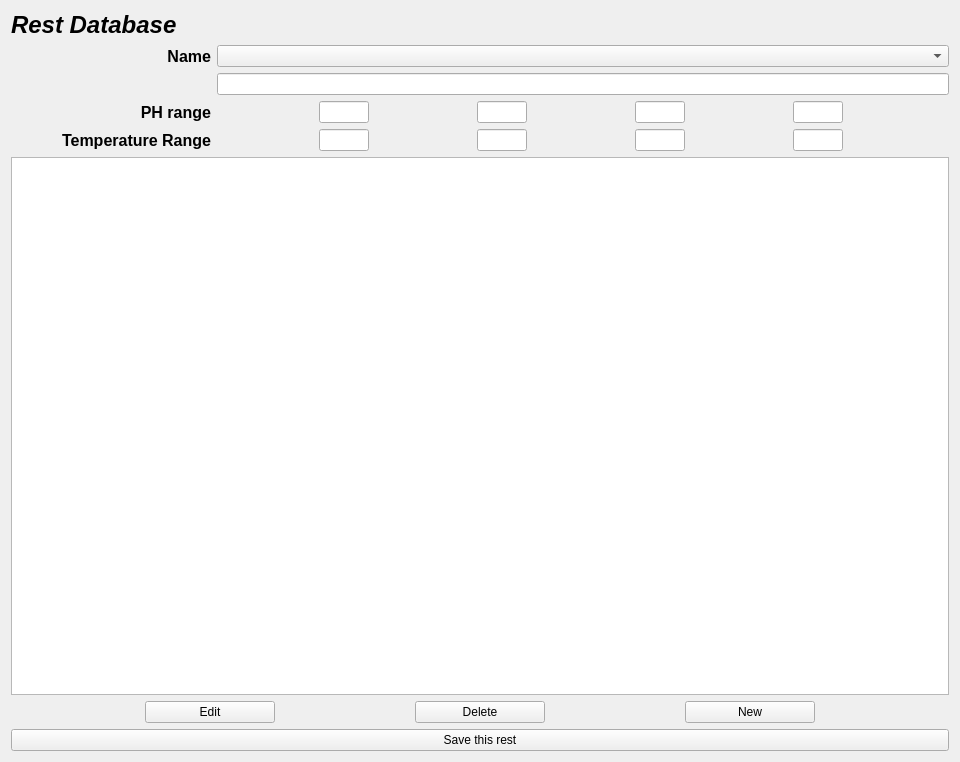
This is src/designer/restdialogcreate.ui in jaaf/EasyBeer as Qt 5 draws it before an edit. The edited form follows.
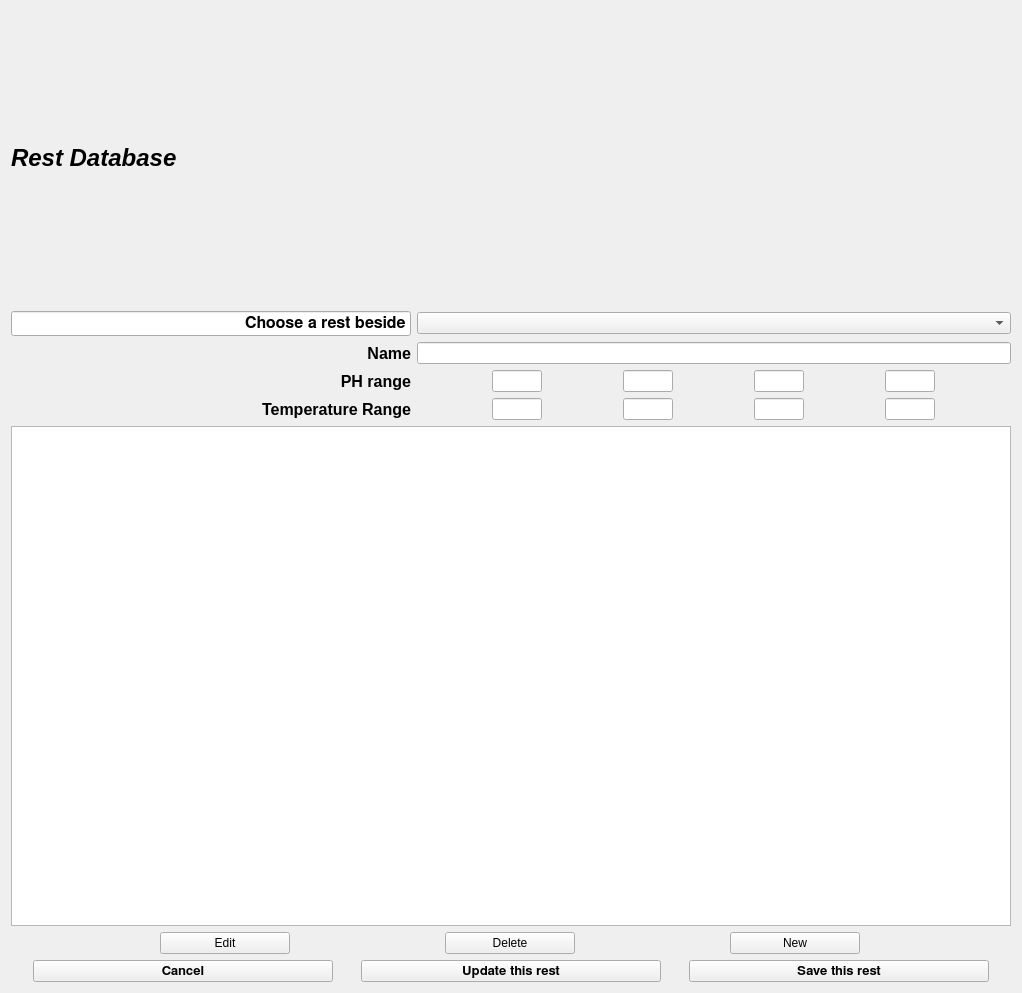
This is the edited form.

Patch:
```diff
--- a/src/designer/restdialogcreate.ui
+++ b/src/designer/restdialogcreate.ui
@@ -6,8 +6,8 @@
    <rect>
     <x>0</x>
     <y>0</y>
-    <width>960</width>
-    <height>762</height>
+    <width>1022</width>
+    <height>993</height>
    </rect>
   </property>
   <property name="windowTitle">
@@ -40,29 +40,6 @@
    </item>
    <item>
     <layout class="QGridLayout" name="gridLayout">
-     <item row="0" column="0">
-      <widget class="QLabel" name="name_label">
-       <property name="minimumSize">
-        <size>
-         <width>200</width>
-         <height>0</height>
-        </size>
-       </property>
-       <property name="font">
-        <font>
-         <pointsize>12</pointsize>
-         <weight>75</weight>
-         <bold>true</bold>
-        </font>
-       </property>
-       <property name="text">
-        <string>Name</string>
-       </property>
-       <property name="alignment">
-        <set>Qt::AlignRight|Qt::AlignTrailing|Qt::AlignVCenter</set>
-       </property>
-      </widget>
-     </item>
      <item row="0" column="1">
       <widget class="QComboBox" name="name_combo">
        <property name="minimumSize">
@@ -258,10 +235,64 @@
      <item row="1" column="1">
       <widget class="QLineEdit" name="name_edit"/>
      </item>
+     <item row="1" column="0">
+      <widget class="QLabel" name="name_label">
+       <property name="minimumSize">
+        <size>
+         <width>200</width>
+         <height>0</height>
+        </size>
+       </property>
+       <property name="font">
+        <font>
+         <pointsize>12</pointsize>
+         <weight>75</weight>
+         <bold>true</bold>
+        </font>
+       </property>
+       <property name="text">
+        <string>Name</string>
+       </property>
+       <property name="alignment">
+        <set>Qt::AlignRight|Qt::AlignTrailing|Qt::AlignVCenter</set>
+       </property>
+      </widget>
+     </item>
+     <item row="0" column="0">
+      <widget class="QLineEdit" name="choose_edit">
+       <property name="maximumSize">
+        <size>
+         <width>400</width>
+         <height>16777215</height>
+        </size>
+       </property>
+       <property name="font">
+        <font>
+         <family>FreeSans</family>
+         <pointsize>12</pointsize>
+         <weight>75</weight>
+         <bold>true</bold>
+        </font>
+       </property>
+       <property name="text">
+        <string>Choose a rest beside</string>
+       </property>
+       <property name="alignment">
+        <set>Qt::AlignRight|Qt::AlignTrailing|Qt::AlignVCenter</set>
+       </property>
+      </widget>
+     </item>
     </layout>
    </item>
    <item>
-    <widget class="QTextEdit" name="usage_guidance_edit"/>
+    <widget class="QTextEdit" name="usage_guidance_edit">
+     <property name="maximumSize">
+      <size>
+       <width>16777215</width>
+       <height>500</height>
+      </size>
+     </property>
+    </widget>
    </item>
    <item>
     <layout class="QHBoxLayout" name="horizontalLayout_3">
@@ -307,11 +338,71 @@
     </layout>
    </item>
    <item>
-    <widget class="QPushButton" name="add_button">
-     <property name="text">
-      <string>Save this rest</string>
-     </property>
-    </widget>
+    <layout class="QHBoxLayout" name="horizontalLayout">
+     <item>
+      <widget class="QPushButton" name="cancel_button">
+       <property name="maximumSize">
+        <size>
+         <width>300</width>
+         <height>16777215</height>
+        </size>
+       </property>
+       <property name="font">
+        <font>
+         <family>FreeSans</family>
+         <pointsize>10</pointsize>
+         <weight>75</weight>
+         <bold>true</bold>
+        </font>
+       </property>
+       <property name="text">
+        <string>Cancel</string>
+       </property>
+      </widget>
+     </item>
+     <item>
+      <widget class="QPushButton" name="update_button">
+       <property name="maximumSize">
+        <size>
+         <width>300</width>
+         <height>16777215</height>
+        </size>
+       </property>
+       <property name="font">
+        <font>
+         <family>FreeSans</family>
+         <pointsize>10</pointsize>
+         <weight>75</weight>
+         <bold>true</bold>
+        </font>
+       </property>
+       <property name="text">
+        <string>Update this rest</string>
+       </property>
+      </widget>
+     </item>
+     <item>
+      <widget class="QPushButton" name="add_button">
+       <property name="maximumSize">
+        <size>
+         <width>300</width>
+         <height>16777215</height>
+        </size>
+       </property>
+       <property name="font">
+        <font>
+         <family>FreeSans</family>
+         <pointsize>10</pointsize>
+         <weight>75</weight>
+         <bold>true</bold>
+        </font>
+       </property>
+       <property name="text">
+        <string>Save this rest</string>
+       </property>
+      </widget>
+     </item>
+    </layout>
    </item>
   </layout>
  </widget>
```
Left out of the diff: 2 changed lines with no effect on the pictures.
